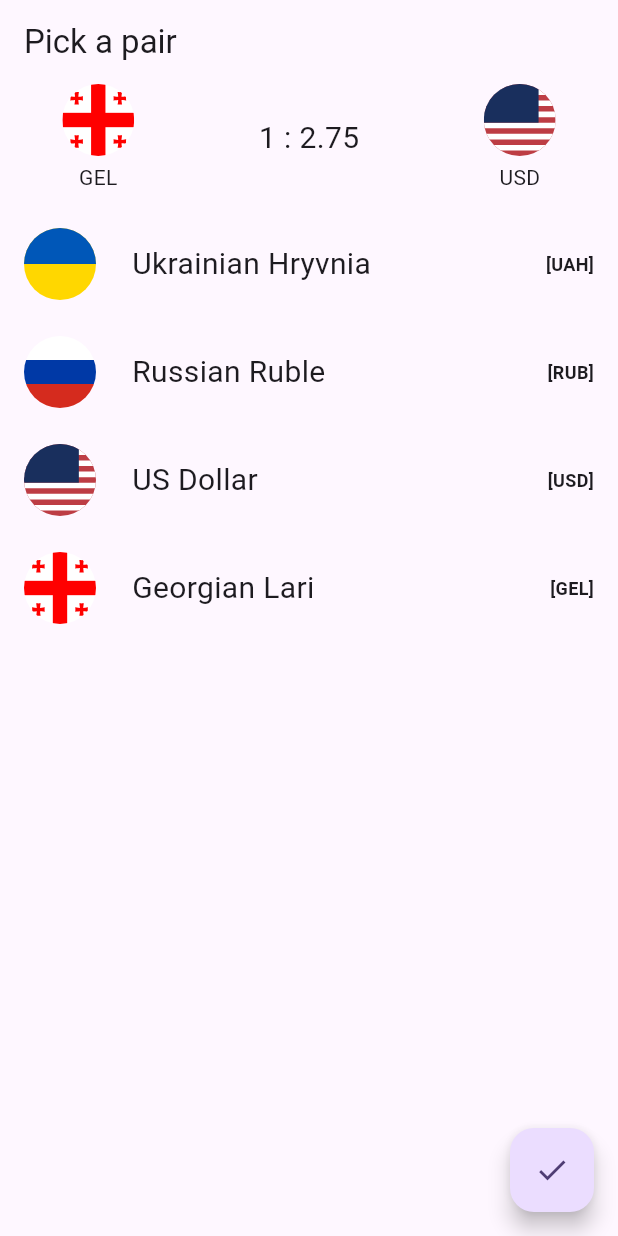
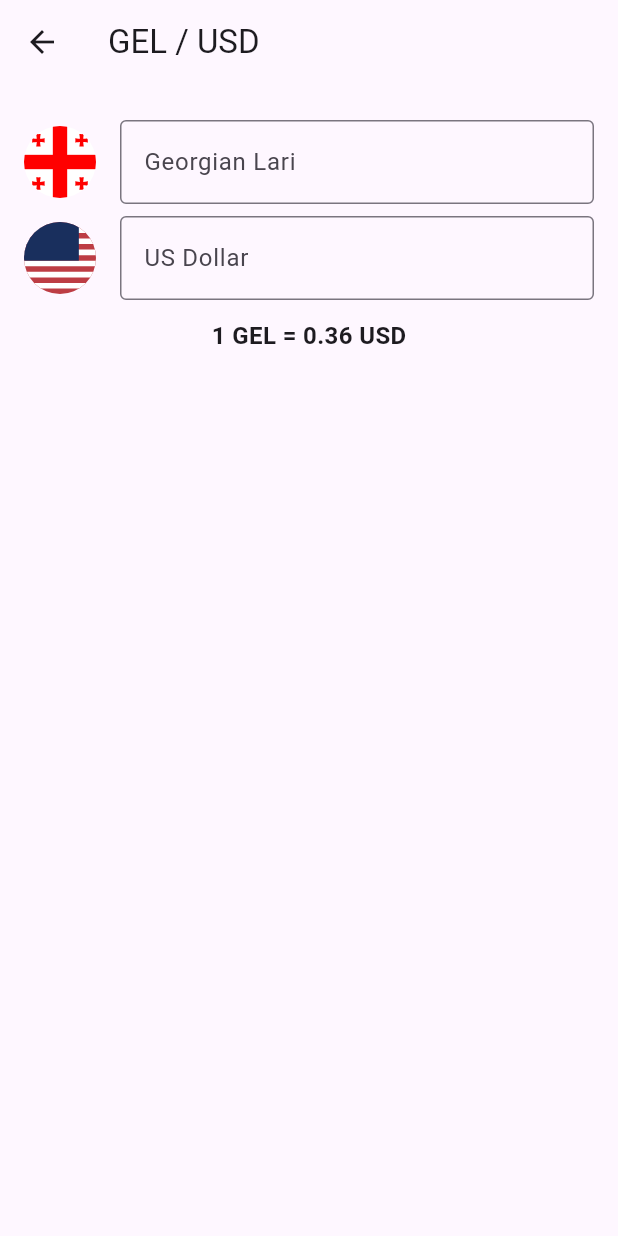
Before and after one commit to viacheslav-chugunov/Exchanger-Flutter, a Flutter app: the screen it shows after launch, after a tap on the "done" icon, on a phone screen of 412 x 824 dp. Run offline on Flutter 3.47's test engine with Material 3 defaults, Android fonts, the phone set to English and light mode, and no system bars; our stand-ins replace flutter_svg.

Commit message:
Working on rate screen

```diff
--- a/lib/core/ui/app.dart
+++ b/lib/core/ui/app.dart
@@ -1,6 +1,7 @@
 import 'package:exchanger/core/ui/theme.dart';
 import 'package:flutter/material.dart';
-import '../../feature/screen/pick_pair/ui/pick_pair_screen.dart';
+import '../../feature/screen/pick_pair/ui/screen/pick_pair_screen.dart';
+import '../../feature/screen/rate/ui/screen/rate_screen.dart';
 
 class ExchangerApp extends StatelessWidget {
   const ExchangerApp({super.key});
@@ -10,7 +11,8 @@ class ExchangerApp extends StatelessWidget {
     return MaterialApp(
       theme: exchangerTheme,
       routes: {
-        "/": (context) => const PickPairScreen()
+        "/": (context) => const PickPairScreen(),
+        "/rate": (context) => const RateScreen()
       },
     );
   }
--- a/lib/core/ui/component/exchange_pair_component.dart
+++ b/lib/core/ui/component/exchange_pair_component.dart
@@ -10,7 +10,7 @@ class ExchangePairComponent extends StatelessWidget {
 
   @override
   Widget build(BuildContext context) {
-    final rate = pair != null ? (pair?.fromCurrency?.rate ?? 0.0) / (pair?.toCurrency?.rate ?? 0.0) : -1;
+    final rate = pair != null ? (pair?.toCurrency?.rate ?? 0.0) / (pair?.fromCurrency?.rate ?? 0.0) : -1;
     final rateString = rate == -1 ? "" : "1 : ${rate.toStringAsFixed(2)}";
     final fromImagePath = pair?.fromCurrency?.imagePath ?? "";
     final toImagePath = pair?.toCurrency?.imagePath ?? "";
--- a/lib/feature/screen/pick_pair/ui/pick_pair_screen.dart
+++ b/lib/feature/screen/pick_pair/ui/screen/pick_pair_screen.dart
@@ -1,9 +1,9 @@
 import 'package:exchanger/core/ui/component/currency_tile_component.dart';
 import 'package:flutter/material.dart';
 
-import '../../../../core/model/currency.dart';
-import '../../../../core/model/exchange_pair.dart';
-import '../../../../core/ui/component/exchange_pair_component.dart';
+import '../../../../../core/model/currency.dart';
+import '../../../../../core/model/exchange_pair.dart';
+import '../../../../../core/ui/component/exchange_pair_component.dart';
 
 class PickPairScreen extends StatelessWidget {
   const PickPairScreen({super.key});
@@ -43,11 +43,16 @@ class PickPairScreen extends StatelessWidget {
       ),
       floatingActionButton: FloatingActionButton(
           onPressed: () {
-
+            Navigator.pushNamed(
+                context,
+                "/rate",
+                arguments: ExchangePair(
+                    Currency.gel(3.13),
+                    Currency.usd(1.14)
+                )
+            );
           },
-          child: const Icon(
-              Icons.done
-          ),
+          child: const Icon(Icons.done),
       ),
     );
   }
--- /dev/null
+++ b/lib/feature/screen/rate/ui/component/currency_input_component.dart
@@ -0,0 +1,66 @@
+import 'package:flutter/material.dart';
+import 'package:flutter/services.dart';
+
+
+class CurrencyInputComponent extends StatefulWidget {
+  final CurrencyInputComponentArgs? args;
+
+  const CurrencyInputComponent({super.key, this.args});
+
+  @override
+  State<CurrencyInputComponent> createState() => _CurrencyInputComponentState();
+}
+
+class CurrencyInputComponentArgs {
+  final String input;
+  final String? hint;
+  final Widget? icon;
+  final void Function(String)? onInputChanged;
+
+  const CurrencyInputComponentArgs({
+    required this.input,
+    this.hint,
+    this.icon,
+    this.onInputChanged
+  });
+
+}
+
+class _CurrencyInputComponentState extends State<CurrencyInputComponent> {
+  final _controller = TextEditingController();
+
+  @override
+  void dispose() {
+    _controller.dispose();
+    super.dispose();
+  }
+
+  @override
+  Widget build(BuildContext context) {
+    final args = widget.args;
+
+    _controller.text = widget.args?.input ?? "";
+
+    return TextField(
+        decoration: InputDecoration(
+            border: OutlineInputBorder(),
+            hintText: args?.hint,
+            icon: args?.icon
+        ),
+        onChanged: (text) {
+          final onInputChanged = args?.onInputChanged;
+          if (onInputChanged != null) {
+            onInputChanged(text);
+          }
+        },
+        keyboardType: TextInputType.numberWithOptions(
+            decimal: true,
+            signed: true
+        ),
+        controller: _controller,
+        inputFormatters: [
+          FilteringTextInputFormatter.allow(RegExp(r'^\+?\d*',)),
+        ]
+    );
+  }
+}
--- /dev/null
+++ b/lib/feature/screen/rate/ui/screen/rate_screen.dart
@@ -0,0 +1,128 @@
+import 'package:exchanger/core/model/exchange_pair.dart';
+import 'package:exchanger/feature/screen/rate/ui/component/currency_input_component.dart';
+import 'package:flutter/material.dart';
+import 'package:flutter_svg/svg.dart';
+
+class RateScreen extends StatefulWidget {
+  const RateScreen({super.key});
+
+  @override
+  State<RateScreen> createState() => _RateScreenState();
+}
+
+class _RateScreenState extends State<RateScreen> {
+  ExchangePair? exchangePair;
+  var fromCurrencyInput = "";
+  var toCurrencyInput = "";
+
+  @override
+  void didChangeDependencies() {
+    exchangePair = ModalRoute.of(context)?.settings.arguments as ExchangePair?;
+    super.didChangeDependencies();
+  }
+
+  @override
+  Widget build(BuildContext context) {
+    final fromIconPath = exchangePair?.fromCurrency?.imagePath ?? "";
+    final toIconPath = exchangePair?.toCurrency?.imagePath ?? "";
+    final fromHint = exchangePair?.fromCurrency?.fullName;
+    final toHint = exchangePair?.toCurrency?.fullName;
+    final fromBrief = exchangePair?.fromCurrency?.briefName;
+    final toBrief = exchangePair?.toCurrency?.briefName;
+    final title = fromBrief != null && toBrief != null ? "$fromBrief / $toBrief" : "";
+    final fromRate = exchangePair?.fromCurrency?.rate;
+    final toRate = exchangePair?.toCurrency?.rate;
+    final rate = fromRate != null && toRate != null ? toRate / fromRate : -1;
+    final rateString = rate == -1 ? "" : "1 $fromBrief = ${rate.toStringAsFixed(2)} $toBrief";
+
+    return Scaffold(
+      appBar: AppBar(
+        title: Text(title),
+      ),
+      body: Center(
+        child: Column(
+          children: [
+            Padding(
+                padding: EdgeInsets.only(
+                  left: 16,
+                  top: 24,
+                  right: 16,
+                  bottom: 8
+                ),
+              child: CurrencyInputComponent(
+                args: CurrencyInputComponentArgs(
+                  hint: fromHint,
+                  input: fromCurrencyInput,
+                  icon: ClipOval(
+                    child: SvgPicture.asset(
+                      fromIconPath,
+                      width: 48,
+                      height: 48,
+                      fit: BoxFit.cover,
+                    ),
+                  ),
+                  onInputChanged: (input) {
+                    fromCurrencyInput = input;
+                    if (input.isNotEmpty) {
+                      final intInput = int.parse(input);
+                      if (intInput > 0) {
+                        toCurrencyInput = (intInput * rate).toStringAsFixed(2);
+                      } else {
+                        toCurrencyInput = "";
+                      }
+                    } else {
+                      toCurrencyInput = "";
+                    }
+                    setState(() {});
+                  },
+                ),
+              ),
+            ),
+            Padding(
+                padding: EdgeInsets.only(
+                  left: 16,
+                  right: 16,
+                  bottom: 12
+                ),
+              child: CurrencyInputComponent(
+                  args: CurrencyInputComponentArgs(
+                    input: toCurrencyInput,
+                    hint: toHint,
+                    icon: ClipOval(
+                      child: SvgPicture.asset(
+                          toIconPath,
+                          width: 48,
+                          height: 48,
+                          fit: BoxFit.cover
+                      ),
+                    ),
+                    onInputChanged: (input) {
+                      toCurrencyInput = input;
+                      if (input.isNotEmpty) {
+                        final intInput = int.parse(input);
+                        if (intInput > 0) {
+                          fromCurrencyInput = (intInput / rate).toStringAsFixed(2);
+                        } else {
+                          fromCurrencyInput = "";
+                        }
+                      } else {
+                        fromCurrencyInput = "";
+                      }
+                      setState(() {});
+                    },
+                  )
+              ),
+            ),
+            Text(
+                rateString,
+                style: TextStyle(
+                  fontSize: 16,
+                  fontWeight: FontWeight.w600,
+                )
+            )
+          ],
+        ),
+      ),
+    );
+  }
+}
--- a/lib/main.dart
+++ b/lib/main.dart
@@ -1,4 +1,4 @@
-import 'package:exchanger/feature/screen/pick_pair/ui/pick_pair_screen.dart';
+import 'package:exchanger/feature/screen/pick_pair/ui/screen/pick_pair_screen.dart';
 import 'package:flutter/material.dart';
 
 import 'core/ui/app.dart';
```
